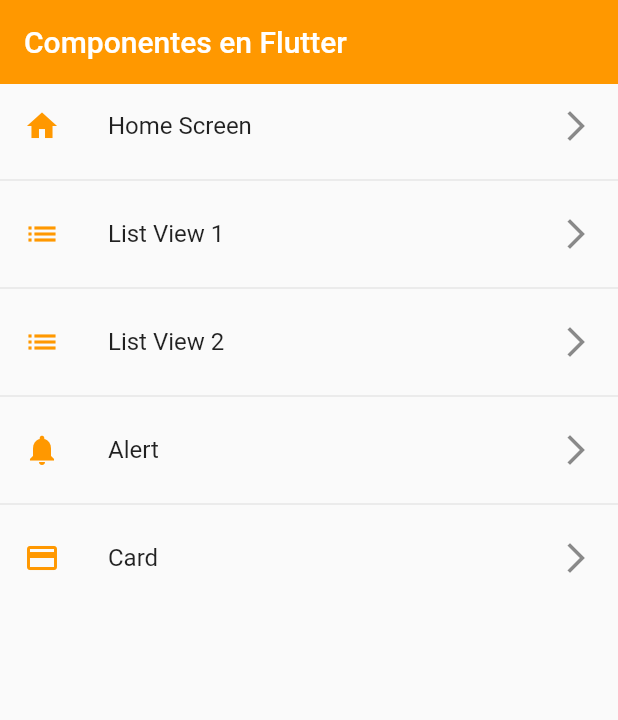
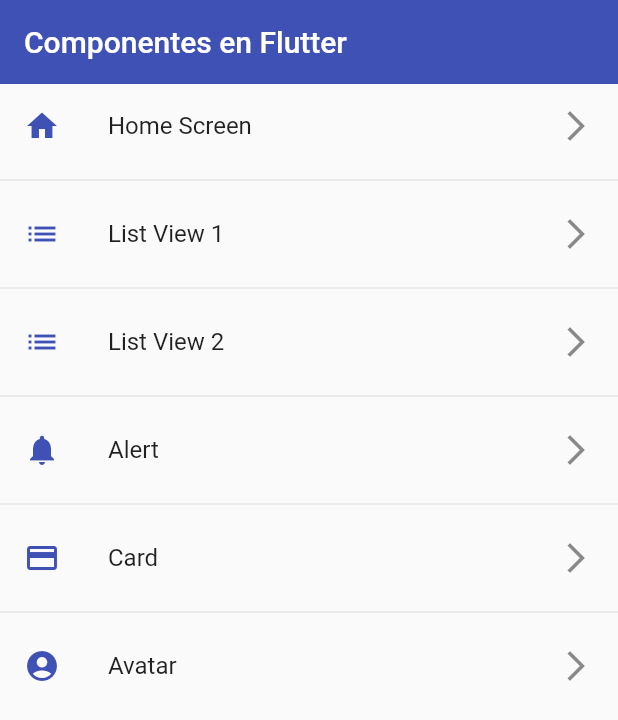
Before and after one commit to eltranseunteurbano/learning-flutter, a Flutter app: the screen it shows after launch, on a phone screen of 412 x 824 dp. Shown: the top 720 px of the screen. Run offline on Flutter 3.47's test engine with Material 2 defaults, Android fonts, the phone set to English and light mode, and no system bars.

```diff
--- a/fl_components/lib/router/app_routes.dart
+++ b/fl_components/lib/router/app_routes.dart
@@ -10,6 +10,7 @@ class AppRoutes {
   static const String listView2 = 'listview2';
   static const String alert = 'alert';
   static const String card = 'card';
+  static const String avatar = 'avatar';
 
   static const String initialRoute = AppRoutes.home;
   static const String notFound = '/not-found';
@@ -40,6 +41,11 @@ class AppRoutes {
         icon: Icons.credit_card,
         name: 'Card',
         screen: const CardScreen()),
+    MenuOption(
+        route: AppRoutes.avatar,
+        icon: Icons.account_circle,
+        name: 'Avatar',
+        screen: const AvatarScreen())
   ];
 
   static Map<String, Widget Function(BuildContext)> getAppRoutes() {
--- a/fl_components/lib/screens/screens.dart
+++ b/fl_components/lib/screens/screens.dart
@@ -1,4 +1,5 @@
 export 'package:fl_components/screens/alert_screen.dart';
+export 'package:fl_components/screens/avatar_screen.dart';
 export 'package:fl_components/screens/card_screen.dart';
 export 'package:fl_components/screens/home_screen.dart';
 export 'package:fl_components/screens/listview1_screen.dart';
--- a/fl_components/lib/theme/app_theme.dart
+++ b/fl_components/lib/theme/app_theme.dart
@@ -1,7 +1,7 @@
 import 'package:flutter/material.dart';
 
 class AppTheme {
-  static const Color primaryColor = Colors.orange;
+  static const Color primaryColor = Colors.indigo;
 
   static final ThemeData lighTheme = ThemeData.light().copyWith(
       primaryColor: Colors.blue,
```
Also changed, not shown: fl_components/lib/screens/avatar_screen.dart (added, +35 -0 lines).
